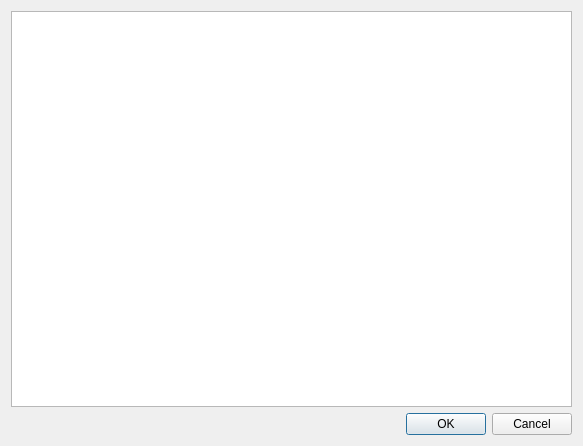
The window that src/ClientScripting/scriptwindow.ui (po-devs/pokemon-online) describes before a commit, drawn with Qt 5.
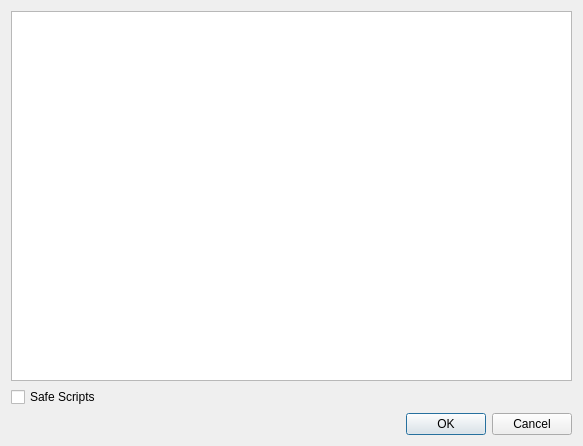
The same window after the commit.

What changed in the file:
```diff
--- a/src/ClientScripting/scriptwindow.ui
+++ b/src/ClientScripting/scriptwindow.ui
@@ -30,6 +30,16 @@
      </property>
     </widget>
    </item>
+   <item>
+    <widget class="QCheckBox" name="checkBox">
+     <property name="text">
+      <string>Safe Scripts</string>
+     </property>
+     <property name="tristate">
+      <bool>false</bool>
+     </property>
+    </widget>
+   </item>
    <item>
     <widget class="QDialogButtonBox" name="buttonBox">
      <property name="orientation">
```
Left out of the diff: 13 changed lines with no effect on the pictures.
